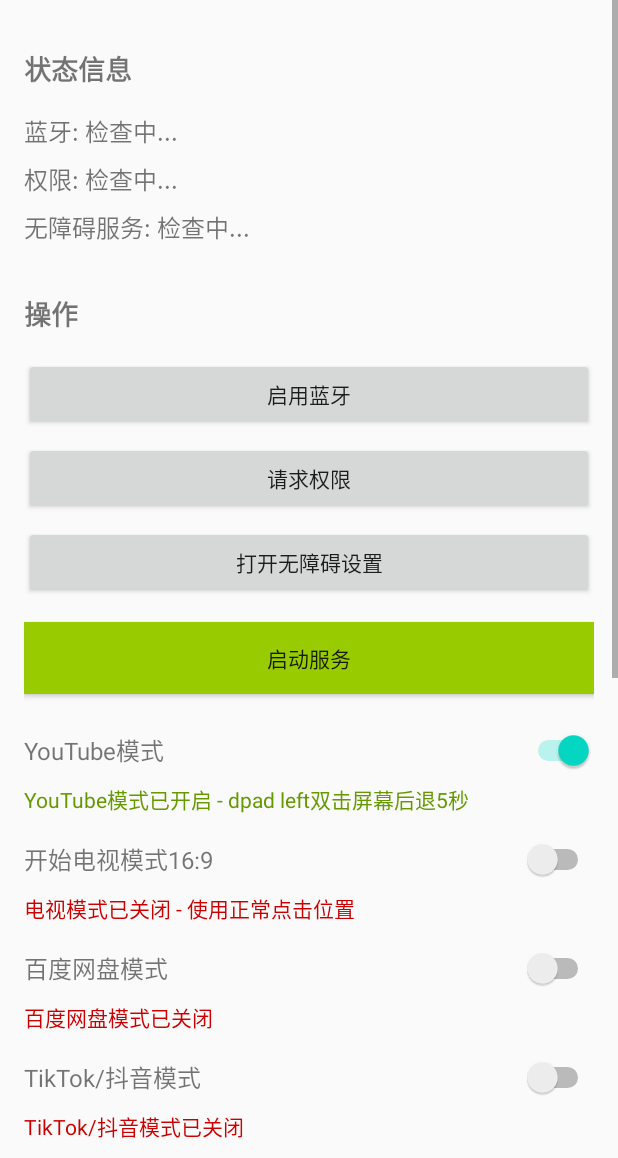
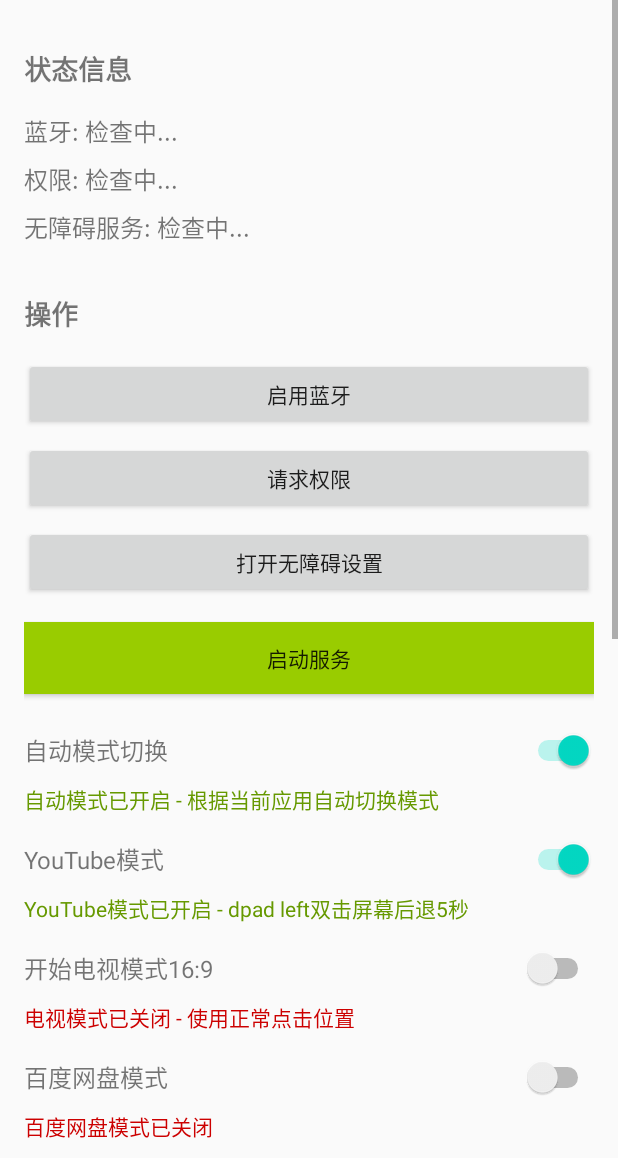
Before and after one commit to windy003/A_CRCK, an Android app: the layout activity_main.xml on its own in the app's theme, with its tools: preview values and no code run, on a phone screen of 412 x 824 dp, the part 78-1236 px from its top. Run offline under Robolectric (Android 15) with nearby library versions, the phone set to English and light mode, and no system bars.

Commit message:
自动匹配应用的功能是有了,就是界面上的按钮不同步

```diff
--- a/app/src/main/res/layout/activity_main.xml
+++ b/app/src/main/res/layout/activity_main.xml
@@ -89,6 +89,38 @@
         android:text="启动服务"
         android:background="@android:color/holo_green_light"
         android:layout_marginBottom="24dp" />
+
+    <!-- 自动模式开关区域 -->
+    <LinearLayout
+        android:layout_width="match_parent"
+        android:layout_height="wrap_content"
+        android:orientation="horizontal"
+        android:gravity="center_vertical"
+        android:layout_marginBottom="8dp">
+
+        <TextView
+            android:layout_width="0dp"
+            android:layout_height="wrap_content"
+            android:layout_weight="1"
+            android:text="自动模式切换"
+            android:textSize="16sp" />
+
+        <Switch
+            android:id="@+id/switchAutoMode"
+            android:layout_width="wrap_content"
+            android:layout_height="wrap_content"
+            android:checked="true" />
+
+    </LinearLayout>
+
+    <TextView
+        android:id="@+id/tvAutoModeStatus"
+        android:layout_width="match_parent"
+        android:layout_height="wrap_content"
+        android:text="自动模式已开启 - 根据当前应用自动切换模式"
+        android:textSize="14sp"
+        android:textColor="@android:color/holo_green_dark"
+        android:layout_marginBottom="16dp" />
 
     <!-- YouTube模式开关区域 -->
     <LinearLayout
```
Also changed, not shown: app/src/main/java/com/example/bluetoothkeymapper/KeyMapperAccessibilityService.kt (+156 -0 lines), app/src/main/java/com/example/bluetoothkeymapper/MainActivity.kt (+55 -0 lines).
